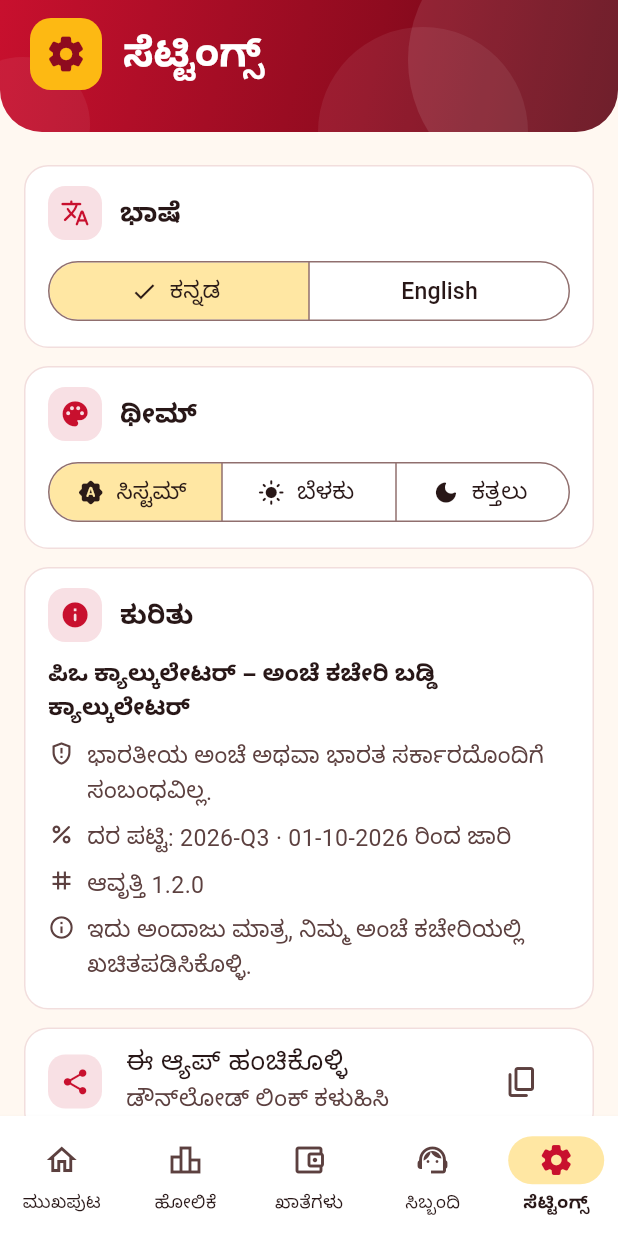
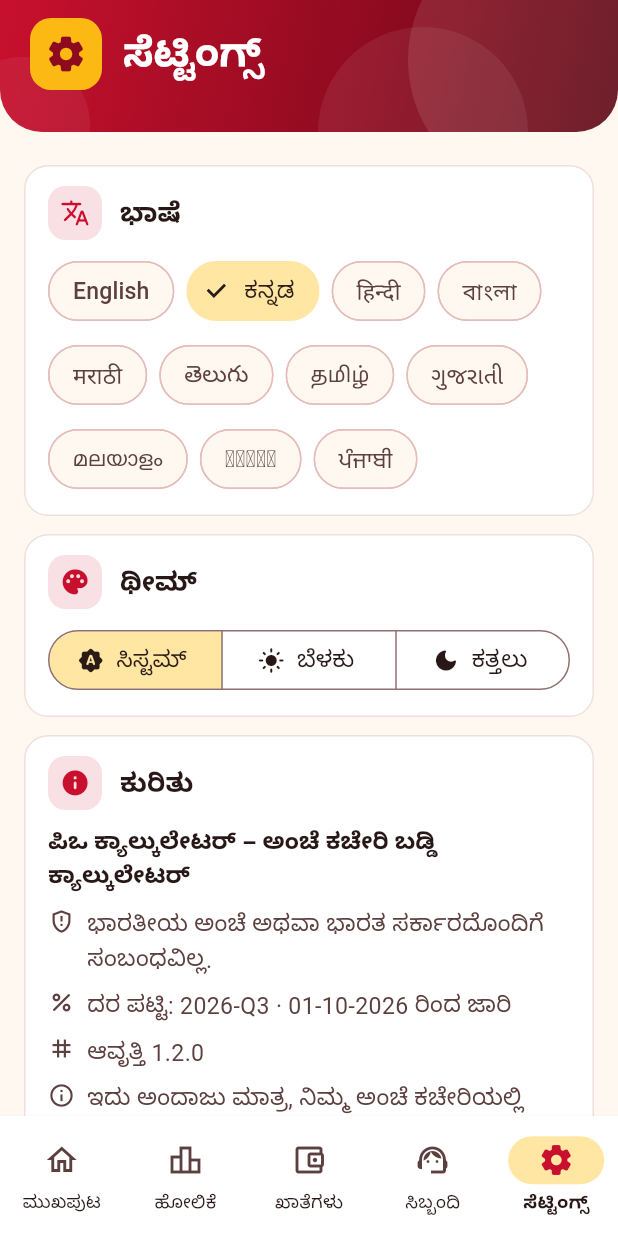
Before and after one commit to maheshraikg/po-calculator, a Flutter app: the screen it shows after launch, item 5 of the bottom bar chosen, on a phone screen of 412 x 824 dp. Run offline on Flutter 3.47's test engine with Material 3 defaults, Android fonts, the phone set to English and light mode, and no system bars; our stand-ins replace decimal, flutter_local_notifications, share_plus, shared_preferences, timezone.

Commit message:
PO Calculator: language picker for 11 Indian languages (plumbing)
- Lang now lists English, Kannada, Hindi, Bengali, Marathi, Telugu,
  Tamil, Gujarati, Malayalam, Odia and Punjabi with native names.
- _t() takes optional translations per language and falls back to
  English; translations are added in the next commit.
- The header language button opens a picker sheet; Settings shows a
  chip per language; MaterialApp supports all eleven locales.

Co-Authored-By: Claude Opus 5.5 <noreply@anthropic.com>
Claude-Session: https://claude.ai/code/session_012VZRKny5dAwRHgm86XLQ6S

```diff
--- a/lib/app/strings.dart
+++ b/lib/app/strings.dart
@@ -1,4 +1,4 @@
-/// All user-facing text, in English and Kannada. Nothing is hard-coded in
+/// All user-facing text: English, Kannada and nine more Indian languages. Nothing is hard-coded in
 /// the screens.
 library;
 
@@ -9,14 +9,56 @@ import '../domain/models/scheme.dart';
 /// Headings of the scheme details page.
 enum SchemeFact { interest, tenure, deposit, who, tax, closure, loan, maturity }
 
-enum Lang { en, kn }
+/// App languages, with their names in their own script.
+enum Lang {
+  en('English'),
+  kn('ಕನ್ನಡ'),
+  hi('हिन्दी'),
+  bn('বাংলা'),
+  mr('मराठी'),
+  te('తెలుగు'),
+  ta('தமிழ்'),
+  gu('ગુજરાતી'),
+  ml('മലയാളം'),
+  or('ଓଡ଼ିଆ'),
+  pa('ਪੰਜਾਬੀ');
+
+  const Lang(this.nativeName);
+  final String nativeName;
+}
 
 class S {
   const S(this.lang);
   final Lang lang;
 
   bool get kn => lang == Lang.kn;
-  String _t(String en, String kn) => this.kn ? kn : en;
+
+  /// Text in the current language; English when a translation is missing.
+  String _t(
+    String en,
+    String kn, {
+    String? hi,
+    String? bn,
+    String? mr,
+    String? te,
+    String? ta,
+    String? gu,
+    String? ml,
+    String? or,
+    String? pa,
+  }) => switch (lang) {
+    Lang.en => en,
+    Lang.kn => kn,
+    Lang.hi => hi ?? en,
+    Lang.bn => bn ?? en,
+    Lang.mr => mr ?? en,
+    Lang.te => te ?? en,
+    Lang.ta => ta ?? en,
+    Lang.gu => gu ?? en,
+    Lang.ml => ml ?? en,
+    Lang.or => or ?? en,
+    Lang.pa => pa ?? en,
+  };
 
   // App
   String get appTitle => _t('PO Calculator', 'ಪಿಒ ಕ್ಯಾಲ್ಕುಲೇಟರ್');
@@ -926,7 +968,8 @@ class S {
   String get quickAmounts => _t('Quick amounts', 'ತ್ವರಿತ ಮೊತ್ತಗಳು');
   String get highestReturn => _t('Highest return', 'ಅತ್ಯಧಿಕ ಆದಾಯ');
   String get tenure => _t('Tenure', 'ಅವಧಿ');
-  String years(int y) => _t(y == 1 ? '1 year' : '$y years', '$y ವರ್ಷ');
+  String years(int y) =>
+      lang == Lang.en && y == 1 ? '1 year' : _t('$y years', '$y ವರ್ಷ');
   String tenureOf(Scheme s) => switch (s) {
     Scheme.sb => _t('No fixed term', 'ನಿಗದಿತ ಅವಧಿ ಇಲ್ಲ'),
     Scheme.kvp => months(115),
--- a/lib/features/settings/settings_screen.dart
+++ b/lib/features/settings/settings_screen.dart
@@ -65,13 +65,17 @@ class SettingsScreen extends StatelessWidget {
                 SectionCard(
                   icon: Icons.translate_rounded,
                   title: s.language,
-                  child: SegmentedButton<Lang>(
-                    segments: const [
-                      ButtonSegment(value: Lang.kn, label: Text('ಕನ್ನಡ')),
-                      ButtonSegment(value: Lang.en, label: Text('English')),
+                  child: Wrap(
+                    spacing: 8,
+                    runSpacing: 8,
+                    children: [
+                      for (final l in Lang.values)
+                        ChoiceChip(
+                          label: Text(l.nativeName),
+                          selected: settings.lang == l,
+                          onSelected: (_) => settings.lang = l,
+                        ),
                     ],
-                    selected: {settings.lang},
-                    onSelectionChanged: (v) => settings.lang = v.first,
                   ),
                 ),
                 SectionCard(
--- a/lib/main.dart
+++ b/lib/main.dart
@@ -84,7 +84,7 @@ class _PoSahayakAppState extends State<PoSahayakApp> {
           darkTheme: buildTheme(Brightness.dark),
           themeMode: widget.settings.themeMode,
           locale: Locale(widget.settings.lang.name),
-          supportedLocales: const [Locale('en'), Locale('kn')],
+          supportedLocales: [for (final l in Lang.values) Locale(l.name)],
           localizationsDelegates: GlobalMaterialLocalizations.delegates,
           // Phones set to very large fonts would break layouts; above 1.3x
           // the app stops growing text (it is already 10% larger).
```
Also changed, not shown: lib/widgets/common.dart (+44 -5 lines), 1 other file.
